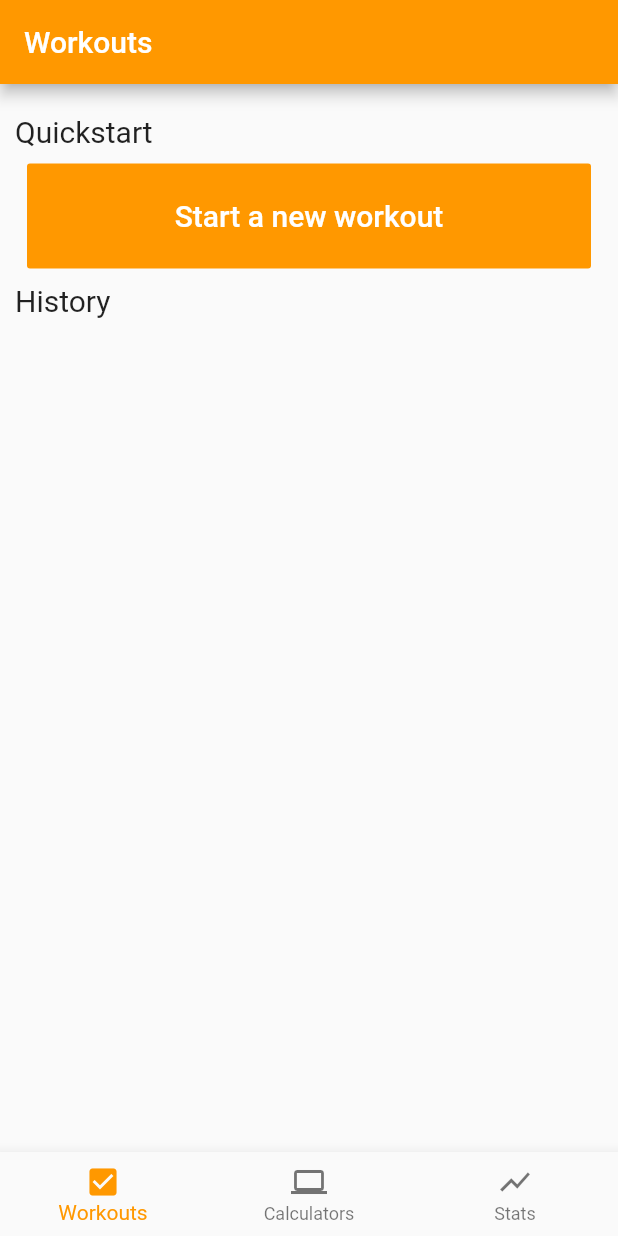
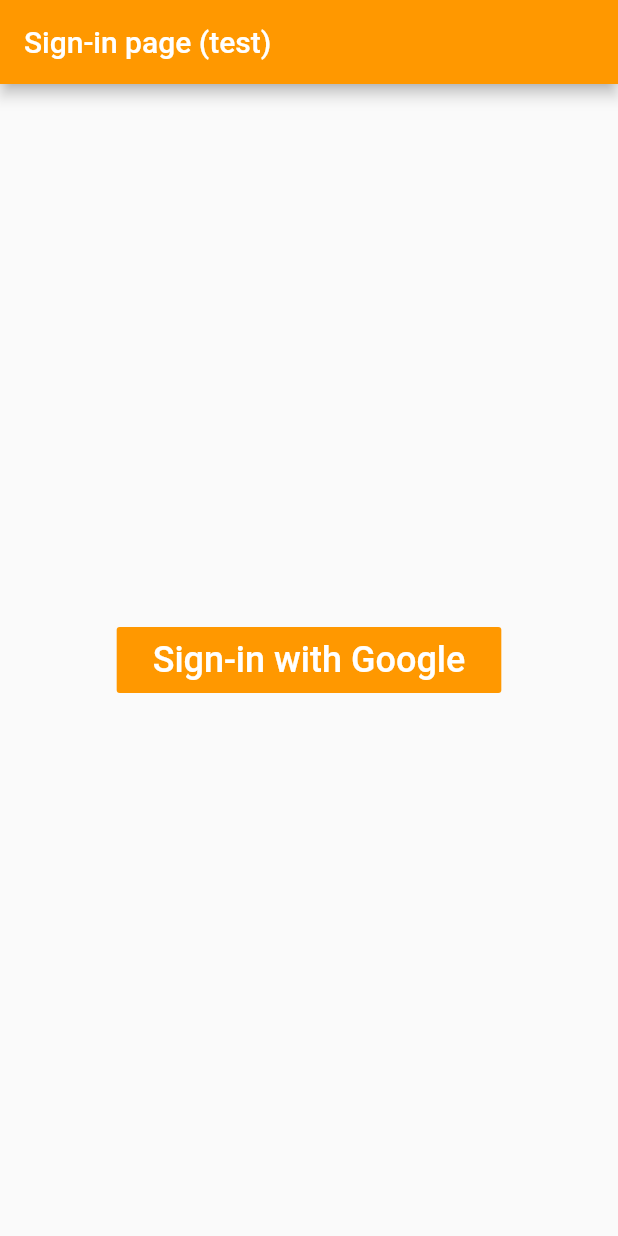
Before and after one commit to CernohorskyVaclav/powerlifting_helper, a Flutter app: the screen it shows after launch, on a phone screen of 412 x 824 dp. Run offline on Flutter 3.47's test engine with Material 2 defaults, Android fonts, the phone set to English and light mode, and no system bars; our stand-ins replace firebase_auth, google_sign_in, rflutter_alert; accounts and stored records are empty.

Commit message:
mezicommit
deletuju nejaky soubory tak radsi hazim commin nez to uplne posrat

```diff
--- a/lib/main.dart
+++ b/lib/main.dart
@@ -1,6 +1,7 @@
 import 'package:flutter/material.dart';
 import 'package:flutter/services.dart';
 import 'package:powerlifting_helper/nav.dart';
+import 'package:powerlifting_helper/sign_in.dart';
 
 void main() {
   runApp(MyApp());
@@ -15,7 +16,7 @@ class MyApp extends StatelessWidget {
     // TODO: implement build
     return MaterialApp(
       title: 'Power Helper',
-      home: Nav(),
+      home: SignIn(),
     );
   }
 }
--- /dev/null
+++ b/lib/sign_in.dart
@@ -0,0 +1,56 @@
+import 'package:firebase_auth/firebase_auth.dart';
+import 'package:flutter/material.dart';
+import 'package:google_sign_in/google_sign_in.dart';
+
+class SignIn extends StatefulWidget {
+  @override
+  _SignInState createState() => _SignInState();
+}
+
+final FirebaseAuth firebaseAuth = FirebaseAuth.instance;
+final GoogleSignIn googleSignIn = GoogleSignIn();
+
+class _SignInState extends State<SignIn> {
+  @override
+  Widget build(BuildContext context) {
+    return Scaffold(
+      appBar: AppBar(
+        backgroundColor: Colors.orange[500],
+        title: Text("Sign-in page (test)"),
+      ),
+      body: Center(
+        child: Column(
+          mainAxisAlignment: MainAxisAlignment.center,
+          children: <Widget>[
+            FlatButton(
+              child: Padding(
+                padding: const EdgeInsets.all(8.0),
+                child: Text(
+                  "Sign-in with Google",
+                  style: TextStyle(
+                    color: Colors.white,
+                    fontSize: 24,
+                  ),
+                ),
+              ),
+              onPressed: _signInWithGoogle,
+              color: Colors.orange[500],
+            )
+          ],
+        ),
+      ),
+    );
+  }
+
+  _signInWithGoogle() async {
+    final GoogleSignInAccount googleUser = await googleSignIn.signIn();
+    final GoogleSignInAuthentication googleAuth =
+        await googleUser.authentication;
+
+    final AuthCredential credential = GoogleAuthProvider.credential(
+        idToken: googleAuth.idToken, accessToken: googleAuth.accessToken);
+
+    final User user =
+        (await firebaseAuth.signInWithCredential(credential)).user;
+  }
+}
--- a/pubspec.yaml
+++ b/pubspec.yaml
@@ -28,7 +28,10 @@ dependencies:
   # The following adds the Cupertino Icons font to your application.
   # Use with the CupertinoIcons class for iOS style icons.
   cupertino_icons: ^0.1.3
+  cloud_firestore:
   rflutter_alert:
+  firebase_auth:
+  google_sign_in:
 
 dev_dependencies:
   flutter_test:
```
Also changed, not shown: pubspec.lock, 1 other file.
